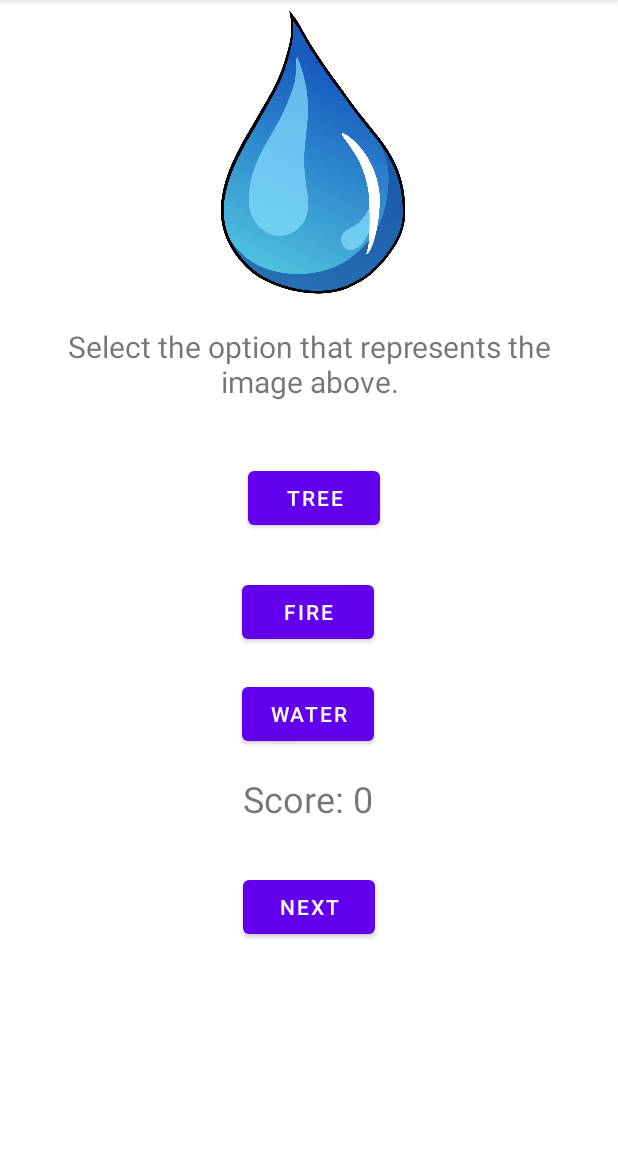
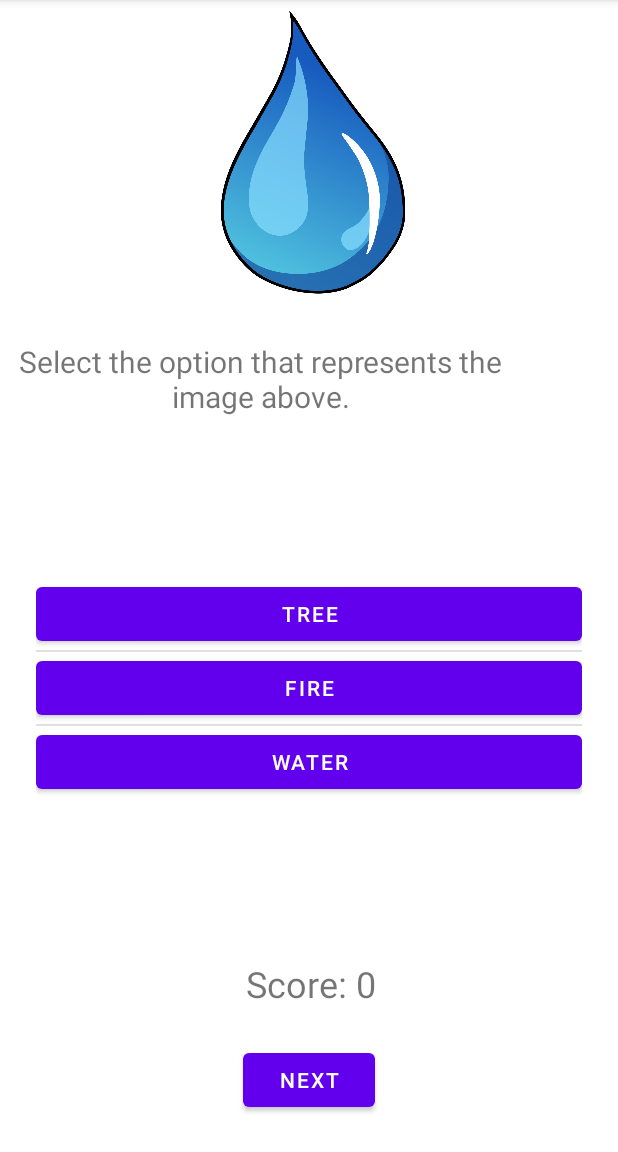
Before and after one commit to BSEF19A532/BSEF19A532-Mobile-Computing-Learning-And-Teaching-App, an Android app: the screen it shows after launch (Exam), after a tap on "EXAMINATION", on a phone screen of 412 x 824 dp, the part 84-1236 px from its top. Run offline under Robolectric (Android 15) with nearby library versions, the phone set to English and light mode, and no system bars.

Commit message:
Fully transfered MCQ options to CustomListView

```diff
--- a/app/src/main/java/com/example/bsef19a532mobilecomputinglearningandteachingapp/CustomButtonListAdapter.java
+++ b/app/src/main/java/com/example/bsef19a532mobilecomputinglearningandteachingapp/CustomButtonListAdapter.java
@@ -9,14 +9,16 @@ import android.widget.ArrayAdapter;
 import android.widget.BaseAdapter;
 import android.widget.Button;
 
+import java.util.ArrayList;
+
 public class CustomButtonListAdapter extends ArrayAdapter {
     Activity context;
-    String[] btn_list;
+    ArrayList<String> data;
     LayoutInflater inflater;
 
-    public CustomButtonListAdapter(Activity context, String[] btn_list) {
-        super(context, R.layout.layout_custom_list_view, btn_list);
-        this.btn_list = btn_list;
+    public CustomButtonListAdapter(Activity context, ArrayList<String> data) {
+        super(context, R.layout.layout_custom_list_view, data);
+        this.data = data;
         this.context = context;
     }
 
@@ -25,7 +27,10 @@ public class CustomButtonListAdapter extends ArrayAdapter {
         inflater = context.getLayoutInflater();
         View new_view = inflater.inflate(R.layout.layout_custom_list_view, null);
         Button btn = new_view.findViewById(R.id.btn_item);
-        btn.setText(btn_list[i]);
+        btn.setText(data.get(i));
+        btn.setFocusable(false);
+        btn.setClickable(false);
+        btn.setFocusableInTouchMode(false);
         return new_view;
     }
 }
--- a/app/src/main/java/com/example/bsef19a532mobilecomputinglearningandteachingapp/Exam.java
+++ b/app/src/main/java/com/example/bsef19a532mobilecomputinglearningandteachingapp/Exam.java
@@ -7,8 +7,10 @@ import android.os.Bundle;
 import android.text.TextUtils;
 import android.util.Log;
 import android.view.View;
+import android.widget.AdapterView;
 import android.widget.Button;
 import android.widget.ImageView;
+import android.widget.ListView;
 import android.widget.TextView;
 
 import java.util.ArrayList;
@@ -25,6 +27,7 @@ public class Exam extends AppCompatActivity implements View.OnClickListener {
     Button option_1;
     Button option_2;
     Button option_3;
+    ListView btns;
 
     Button btn_next;
 
@@ -49,6 +52,7 @@ public class Exam extends AppCompatActivity implements View.OnClickListener {
         option_1 = findViewById(R.id.option_1);
         option_2 = findViewById(R.id.option_2);
         option_3 = findViewById(R.id.option_3);
+        btns = findViewById(R.id.exam_btn_lst);
 
         imgView = findViewById(R.id.image);
         imgView.setImageResource(img);
@@ -66,6 +70,26 @@ public class Exam extends AppCompatActivity implements View.OnClickListener {
             random_items.add( items.get(index) );
             items.remove(index);
         }
+
+        CustomButtonListAdapter adapter = new CustomButtonListAdapter(this, random_items);
+        btns.setFocusable(true);
+        btns.setAdapter(adapter);
+
+        btns.setOnItemClickListener(new AdapterView.OnItemClickListener() {
+            @Override
+            public void onItemClick(AdapterView<?> adapterView, View view, int i, long l) {
+                Log.d("item", "clicked");
+                Button btn = (Button) view.findViewById(R.id.btn_item);
+                String value = btn.getText().toString();
+                if ( value.equals( correct_option ) ) {
+                    btn.setText("correct");
+                    score++;
+                    score_text.setText("Score: " + score);
+                } else {
+                    btn.setText("wrong");
+                }
+            }
+        });
 
         option_1.setText(random_items.get(0));
         option_2.setText(random_items.get(1));
--- a/app/src/main/java/com/example/bsef19a532mobilecomputinglearningandteachingapp/MainActivity.java
+++ b/app/src/main/java/com/example/bsef19a532mobilecomputinglearningandteachingapp/MainActivity.java
@@ -64,9 +64,9 @@ public class MainActivity extends AppCompatActivity {
         });
 
 //        Button[] btn = { new Button(getApplicationContext()) };
-        String[] data = { "test" };
-        ListView test = findViewById(R.id.test_view);
-        CustomButtonListAdapter adapter = new CustomButtonListAdapter(this, data);
-        test.setAdapter(adapter);
+//        String[] data = { "test" };
+//        ListView test = findViewById(R.id.test_view);
+//        CustomButtonListAdapter adapter = new CustomButtonListAdapter(this, data);
+//        test.setAdapter(adapter);
     }
 }
--- a/app/src/main/res/layout/activity_exam.xml
+++ b/app/src/main/res/layout/activity_exam.xml
@@ -10,13 +10,6 @@
         android:id="@+id/image"
         android:layout_width="417dp"
         android:layout_height="203dp"
-        android:layout_marginBottom="38dp"
-        app:layout_constraintBottom_toTopOf="@+id/instruction"
-        app:layout_constraintEnd_toEndOf="parent"
-        app:layout_constraintHorizontal_bias="0.0"
-        app:layout_constraintStart_toStartOf="parent"
-        app:layout_constraintTop_toTopOf="parent"
-        app:layout_constraintVertical_bias="0.0"
         app:srcCompat="@color/black"
         tools:srcCompat="@drawable/ic_launcher_background" />
 
@@ -27,6 +20,7 @@
         android:layout_marginStart="3dp"
         android:layout_marginTop="308dp"
         android:text="Button"
+        android:visibility="gone"
         app:layout_constraintEnd_toEndOf="parent"
         app:layout_constraintHorizontal_bias="0.506"
         app:layout_constraintStart_toStartOf="parent"
@@ -39,6 +33,7 @@
         android:layout_marginTop="28dp"
         android:layout_marginEnd="1dp"
         android:text="Button"
+        android:visibility="gone"
         app:layout_constraintEnd_toEndOf="parent"
         app:layout_constraintStart_toStartOf="parent"
         app:layout_constraintTop_toBottomOf="@+id/option_1" />
@@ -49,6 +44,7 @@
         android:layout_height="wrap_content"
         android:layout_marginTop="20dp"
         android:text="Button"
+        android:visibility="gone"
         app:layout_constraintEnd_toEndOf="parent"
         app:layout_constraintHorizontal_bias="0.498"
         app:layout_constraintStart_toStartOf="parent"
@@ -58,34 +54,46 @@
         android:id="@+id/btn_next_question"
         android:layout_width="wrap_content"
         android:layout_height="0dp"
-        android:layout_marginTop="32dp"
+        android:layout_marginBottom="24dp"
         android:text="@string/next"
+        app:layout_constraintBottom_toBottomOf="parent"
         app:layout_constraintEnd_toEndOf="parent"
         app:layout_constraintHorizontal_bias="0.5"
-        app:layout_constraintStart_toStartOf="parent"
-        app:layout_constraintTop_toBottomOf="@+id/score_text" />
+        app:layout_constraintStart_toStartOf="parent" />
 
     <TextView
         android:id="@+id/score_text"
         android:layout_width="wrap_content"
-        android:layout_height="wrap_content"
-        android:layout_marginTop="16dp"
+        android:layout_height="0dp"
+        android:layout_marginBottom="24dp"
         android:text="Score: 0"
         android:textSize="24sp"
+        app:layout_constraintBottom_toTopOf="@+id/btn_next_question"
         app:layout_constraintEnd_toEndOf="parent"
-        app:layout_constraintHorizontal_bias="0.498"
-        app:layout_constraintStart_toStartOf="parent"
-        app:layout_constraintTop_toBottomOf="@+id/option_3" />
+        app:layout_constraintHorizontal_bias="0.504"
+        app:layout_constraintStart_toStartOf="parent" />
 
     <TextView
         android:id="@+id/instruction"
         android:layout_width="347dp"
-        android:layout_height="wrap_content"
-        android:layout_marginBottom="40dp"
+        android:layout_height="0dp"
+        android:layout_marginTop="24dp"
         android:text="Select the option that represents the image above."
         android:textAlignment="center"
         android:textSize="20sp"
-        app:layout_constraintBottom_toTopOf="@+id/option_1"
+        app:layout_constraintTop_toBottomOf="@+id/image"
+        tools:layout_editor_absoluteX="32dp" />
+
+    <ListView
+        android:id="@+id/exam_btn_lst"
+        android:layout_width="0dp"
+        android:layout_height="wrap_content"
+        android:layout_marginStart="24dp"
+        android:layout_marginEnd="24dp"
+        android:visibility="visible"
+        app:layout_constraintBottom_toTopOf="@+id/score_text"
         app:layout_constraintEnd_toEndOf="parent"
-        app:layout_constraintStart_toStartOf="parent" />
+        app:layout_constraintHorizontal_bias="0.0"
+        app:layout_constraintStart_toStartOf="parent"
+        app:layout_constraintTop_toBottomOf="@+id/instruction" />
 </androidx.constraintlayout.widget.ConstraintLayout>
```
